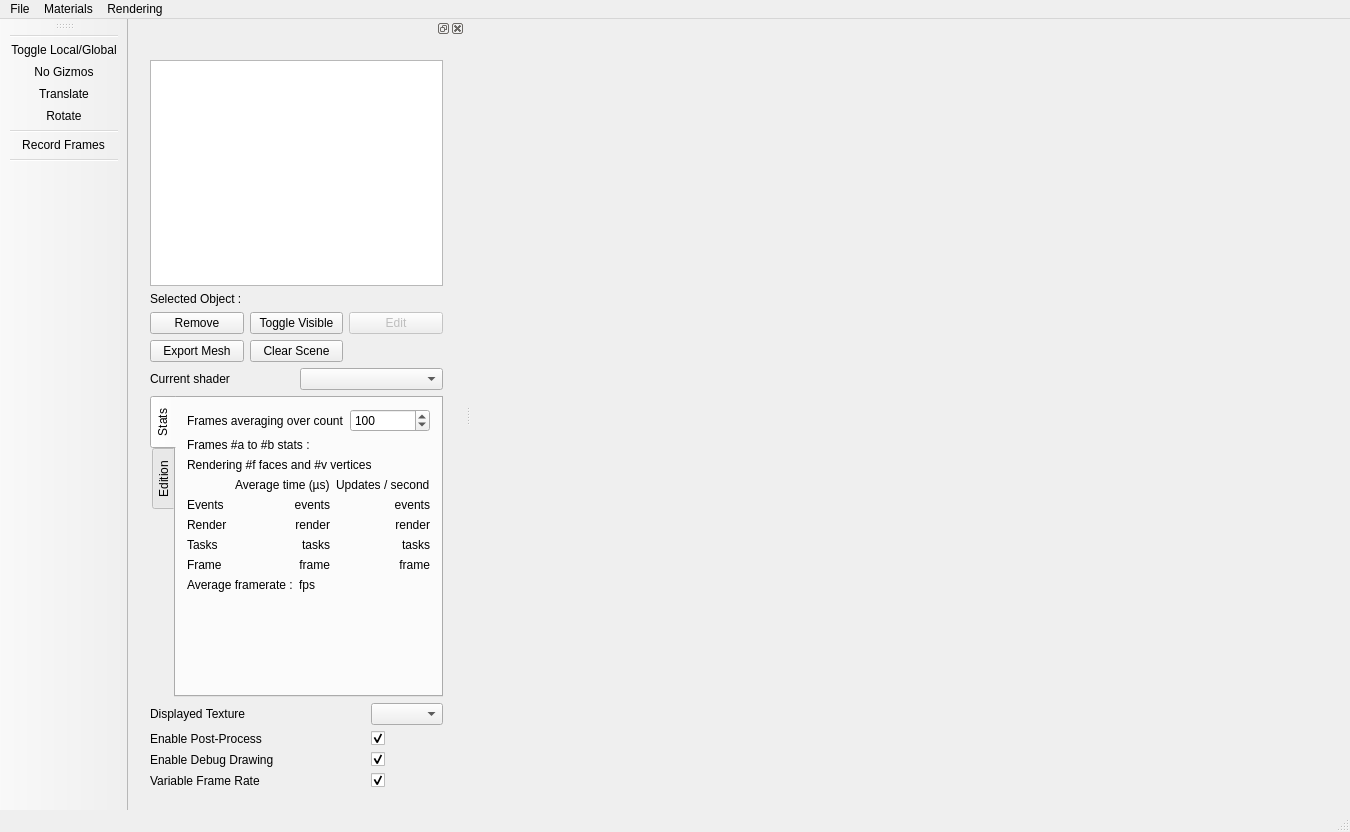
The window that Applications/MainApplication/Gui/ui/MainWindow.ui (yhunahrin/Radium-Engine) describes before a commit, drawn with Qt 5.
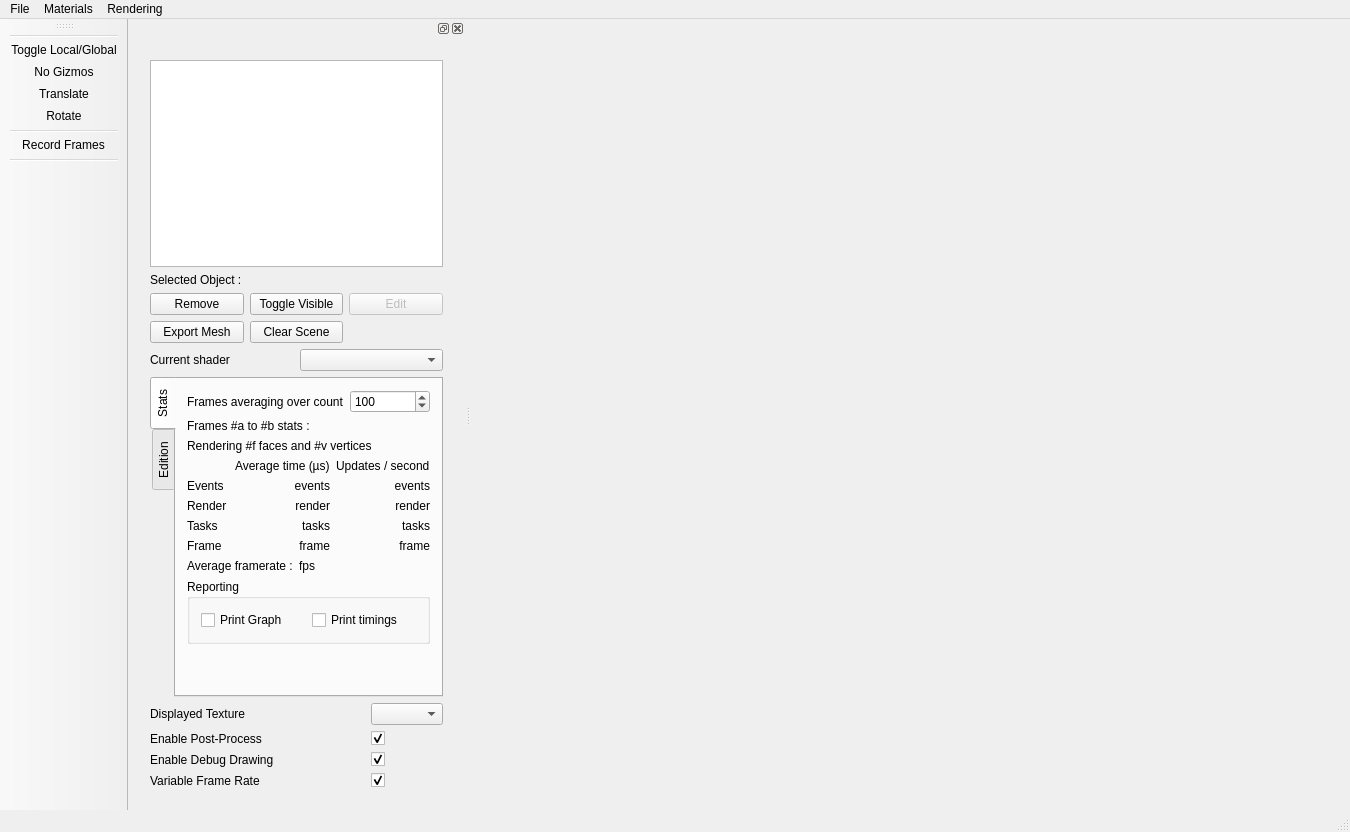
The same window after the commit. The open tabs and pages were chosen to show the change. Icons and pictures are not drawn. Custom widgets are drawn as their Qt base class.

Commit message: UI to print timings and task graph

```diff
--- a/Applications/MainApplication/Gui/ui/MainWindow.ui
+++ b/Applications/MainApplication/Gui/ui/MainWindow.ui
@@ -430,6 +430,29 @@
                 </item>
                </layout>
               </item>
+              <item>
+               <widget class="QGroupBox" name="groupBox">
+                <property name="title">
+                 <string>Reporting</string>
+                </property>
+                <layout class="QHBoxLayout" name="horizontalLayout">
+                 <item>
+                  <widget class="QCheckBox" name="m_printGraph">
+                   <property name="text">
+                    <string>Print Graph</string>
+                   </property>
+                  </widget>
+                 </item>
+                 <item>
+                  <widget class="QCheckBox" name="m_printTimings">
+                   <property name="text">
+                    <string>Print timings</string>
+                   </property>
+                  </widget>
+                 </item>
+                </layout>
+               </widget>
+              </item>
               <item>
                <spacer name="verticalSpacer_2">
                 <property name="orientation">
```
Left out of the diff: 2 changed lines with no effect on the pictures. The commit also changes 7 other files.
